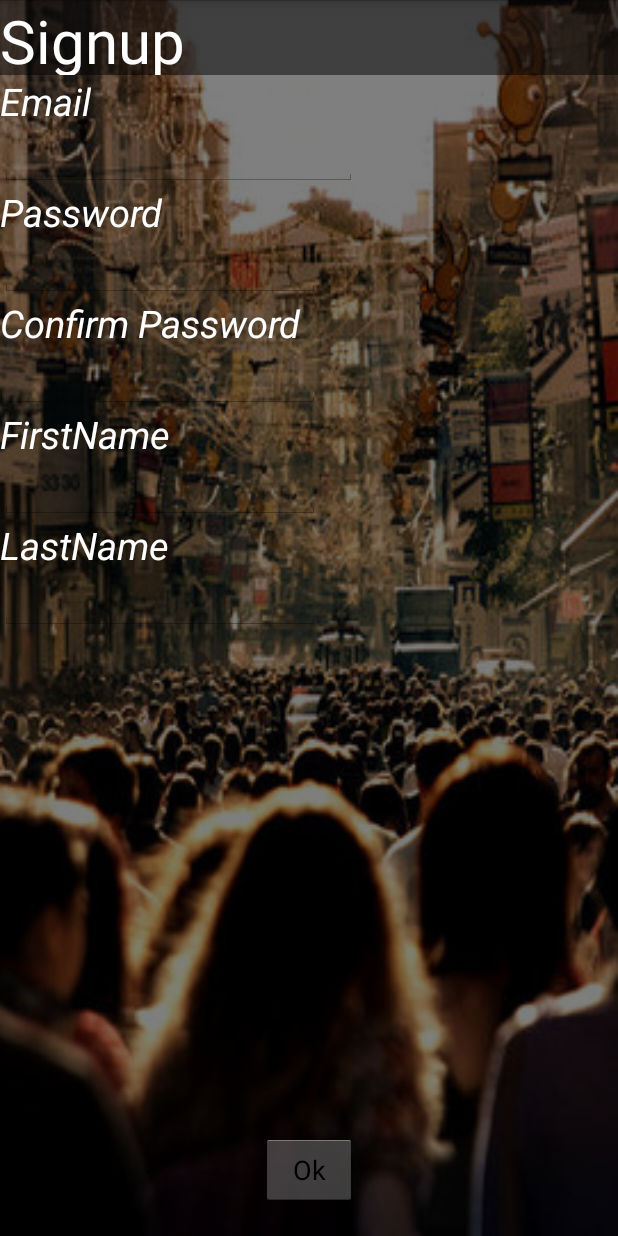
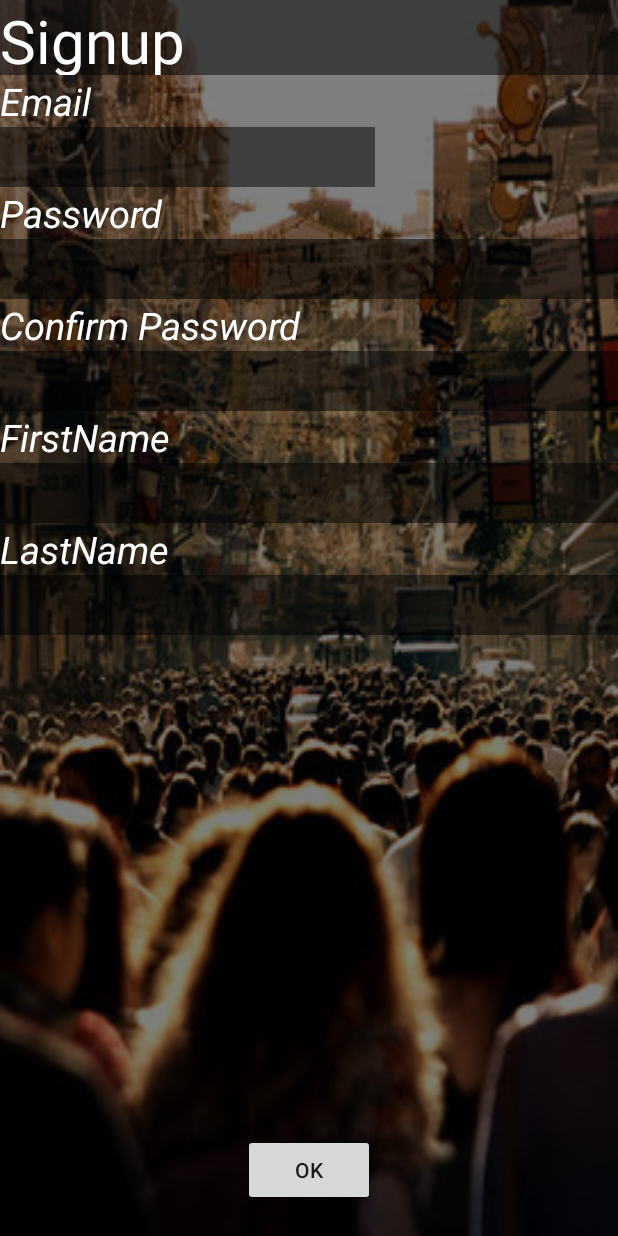
Before and after one commit to lyf44/Crowdsearch, an Android app: the Signup screen opened directly, with no data from a screen before it, on a phone screen of 412 x 824 dp. Run offline under Robolectric (Android 15) with nearby library versions, the light colour scheme and no system bars; libraries missing offline, so code that uses them is left out: com.microsoft.windowsazure.

Commit message:
Second change
1.Change the background of EditText in login and signup page.
-------------------
Problem still have:
1. Naming problem (do not use default name)
2. Try to use own server instead of internet provider's.
--------------------------
To-do things
1. Server side code (login and signup first)
--------------------------
Next update in 3 days

```diff
--- a/app/build.gradle
+++ b/app/build.gradle
@@ -6,7 +6,7 @@ android {
 
     defaultConfig {
         applicationId "lyf44.crowdsearch"
-        minSdkVersion 14
+        minSdkVersion 17
         targetSdkVersion 21
         versionCode 1
         versionName "1.0"
--- a/app/src/main/AndroidManifest.xml
+++ b/app/src/main/AndroidManifest.xml
@@ -35,7 +35,7 @@
         android:allowBackup="true"
         android:icon="@drawable/ic_launcher"
         android:label="@string/app_name"
-        android:theme="@style/NoActionBar" >
+        android:theme="@style/AppTheme">
         <receiver
             android:name="com.microsoft.windowsazure.notifications.NotificationsBroadcastReceiver"
             android:permission="com.google.android.c2dm.permission.SEND" >
--- a/app/src/main/java/lyf44/crowdsearch/Viewrequest.java
+++ b/app/src/main/java/lyf44/crowdsearch/Viewrequest.java
@@ -6,18 +6,15 @@ import android.content.DialogInterface;
 import android.content.Intent;
 import android.os.AsyncTask;
 import android.os.Bundle;
-import android.util.Log;
 import android.view.View;
 import android.widget.ImageButton;
 import android.widget.ListView;
 import com.microsoft.windowsazure.mobileservices.MobileServiceClient;
 import com.microsoft.windowsazure.mobileservices.table.MobileServiceTable;
-import com.microsoft.windowsazure.mobileservices.MobileServiceList;
 
 import java.net.MalformedURLException;
 import java.util.ArrayList;
 import java.util.List;
-import java.util.Objects;
 
 
 public class Viewrequest extends Activity {
@@ -45,7 +42,7 @@ public class Viewrequest extends Activity {
             e.printStackTrace();
         }
 
-        ImageButton mbutton = (ImageButton) findViewById(R.id.imageButton3);
+        ImageButton mbutton = (ImageButton) findViewById(R.id.mainMenuBtn);
         mbutton.setOnClickListener(new View.OnClickListener() {
             @Override
             public void onClick(View v) {
--- a/app/src/main/res/layout/activity_main.xml
+++ b/app/src/main/res/layout/activity_main.xml
@@ -37,7 +37,7 @@
     <ImageButton
         android:layout_width="wrap_content"
         android:layout_height="wrap_content"
-        android:id="@+id/imageButton3"
+        android:id="@+id/mainMenuBtn"
         android:src="@android:drawable/ic_menu_sort_by_size"
         android:background="@drawable/background3black"
         android:adjustViewBounds="true"
@@ -69,7 +69,7 @@
         android:layout_width="75dp"
         android:layout_height="75dp"
         android:id="@+id/avatar"
-        android:layout_below="@+id/imageButton3"
+        android:layout_below="@+id/mainMenuBtn"
         android:layout_alignParentLeft="true"
         android:layout_alignParentStart="true"
         android:src="@drawable/usericon"
@@ -83,7 +83,7 @@
         android:id="@+id/textView7"
         android:layout_alignTop="@+id/avatar"
         android:layout_toRightOf="@+id/avatar"
-        android:layout_toEndOf="@+id/imageButton3"
+        android:layout_toEndOf="@+id/mainMenuBtn"
         android:textColor="#ffffffff"
         android:textSize="20dp" />
 
--- a/app/src/main/res/layout/activity_signup.xml
+++ b/app/src/main/res/layout/activity_signup.xml
@@ -34,11 +34,12 @@
 
     <EditText
         android:layout_width="wrap_content"
-        android:layout_height="wrap_content"
+        android:layout_height="40dp"
         android:id="@+id/inputemail"
         android:inputType="text"
         android:editable="true"
         android:enabled="true"
+        android:background="@drawable/background3black"
         android:textColor="#ffffffff"
         android:layout_below="@+id/Email"
         android:layout_alignParentLeft="true"
@@ -96,9 +97,10 @@
 
     <EditText
         android:layout_width="wrap_content"
-        android:layout_height="wrap_content"
+        android:layout_height="40dp"
         android:id="@+id/inputFirstName"
         android:textColor="#ffffffff"
+        android:background="@drawable/background3black"
         android:layout_below="@+id/textView5"
         android:layout_alignLeft="@+id/textView5"
         android:layout_alignStart="@+id/textView5"
@@ -107,9 +109,10 @@
 
     <EditText
         android:layout_width="wrap_content"
-        android:layout_height="wrap_content"
+        android:layout_height="40dp"
         android:inputType="textPassword"
         android:ems="10"
+        android:background="@drawable/background3black"
         android:id="@+id/confirmPass"
         android:textColor="#ffffffff"
         android:layout_below="@+id/textView2"
@@ -131,10 +134,11 @@
 
     <EditText
         android:layout_width="wrap_content"
-        android:layout_height="wrap_content"
+        android:layout_height="40dp"
         android:id="@+id/inputLastName"
         android:layout_below="@+id/textView21"
         android:textColor="#ffffffff"
+        android:background="@drawable/background3black"
         android:layout_alignLeft="@+id/textView21"
         android:layout_alignStart="@+id/textView21"
         android:layout_alignRight="@+id/inputFirstName"
@@ -142,10 +146,11 @@
 
     <EditText
         android:layout_width="wrap_content"
-        android:layout_height="wrap_content"
+        android:layout_height="40dp"
         android:id="@+id/inputPass"
         android:inputType="textPassword"
         android:textColor="#ffffffff"
+        android:background="@drawable/background3black"
         android:layout_below="@+id/textView"
         android:layout_alignParentLeft="true"
         android:layout_alignParentStart="true"
--- a/app/src/main/res/layout/activity_viewrequest.xml
+++ b/app/src/main/res/layout/activity_viewrequest.xml
@@ -7,7 +7,7 @@
     <ImageButton
         android:layout_width="wrap_content"
         android:layout_height="wrap_content"
-        android:id="@+id/imageButton3"
+        android:id="@+id/mainMenuBtn"
         android:src="@android:drawable/ic_menu_sort_by_size"
         android:background="@drawable/background3black"
         android:adjustViewBounds="true"
@@ -36,8 +36,8 @@
         android:layout_height="wrap_content"
         android:id="@+id/listView"
         android:layout_gravity="center_horizontal"
-        android:layout_toEndOf="@+id/imageButton3"
-        android:layout_below="@+id/imageButton3"
+        android:layout_toEndOf="@+id/mainMenuBtn"
+        android:layout_below="@+id/mainMenuBtn"
         android:layout_alignParentLeft="true"
         android:layout_alignParentStart="true"
         android:visibility="visible"
--- a/app/src/main/res/layout/fragment_viewlostitems.xml
+++ b/app/src/main/res/layout/fragment_viewlostitems.xml
@@ -37,7 +37,7 @@
         android:layout_height="wrap_content"
         android:id="@+id/listView"
         android:layout_gravity="center_horizontal"
-        android:layout_toEndOf="@+id/imageButton3"
+        android:layout_toEndOf="@+id/mainMenuBtn"
         android:layout_alignParentLeft="true"
         android:layout_alignParentStart="true"
         android:visibility="visible"
--- a/app/src/main/res/layout/login.xml
+++ b/app/src/main/res/layout/login.xml
@@ -42,11 +42,12 @@
             android:layout_width="match_parent"
             android:layout_height="40dp"
             android:id="@+id/editText3"
-            android:background="@drawable/background2"
             android:text="Email"
             android:editable="true"
             android:enabled="true"
             android:layout_above="@+id/editText4"
+            android:textColor="#ffffffff"
+            android:background="@drawable/background3black"
             android:layout_alignParentLeft="true"
             android:layout_alignParentStart="true" />
 
@@ -56,10 +57,11 @@
             android:inputType="textPassword"
             android:ems="10"
             android:id="@+id/editText4"
-            android:background="@drawable/background2"
+            android:background="@drawable/background3black"
             android:text="password"
             android:enabled="true"
             android:editable="true"
+            android:textColor="#ffffffff"
             android:layout_above="@+id/loginbutton"
             android:layout_alignParentLeft="true"
             android:layout_alignParentStart="true"
--- a/app/src/main/res/layout/notification.xml
+++ b/app/src/main/res/layout/notification.xml
@@ -7,7 +7,7 @@
     <ImageButton
         android:layout_width="wrap_content"
         android:layout_height="wrap_content"
-        android:id="@+id/imageButton3"
+        android:id="@+id/mainMenuBtn"
         android:src="@android:drawable/ic_menu_sort_by_size"
         android:background="@drawable/background3black"
         android:adjustViewBounds="true"
@@ -37,6 +37,6 @@
         android:id="@+id/listView2"
         android:layout_alignParentLeft="true"
         android:layout_alignParentStart="true"
-        android:layout_below="@+id/imageButton3" />
+        android:layout_below="@+id/mainMenuBtn" />
 
 </RelativeLayout>
```
Also changed, not shown: app/src/main/java/lyf44/crowdsearch/LoginActivity.java (+3 -42 lines), app/src/main/java/lyf44/crowdsearch/MainActivity.java (+12 -1 lines).
